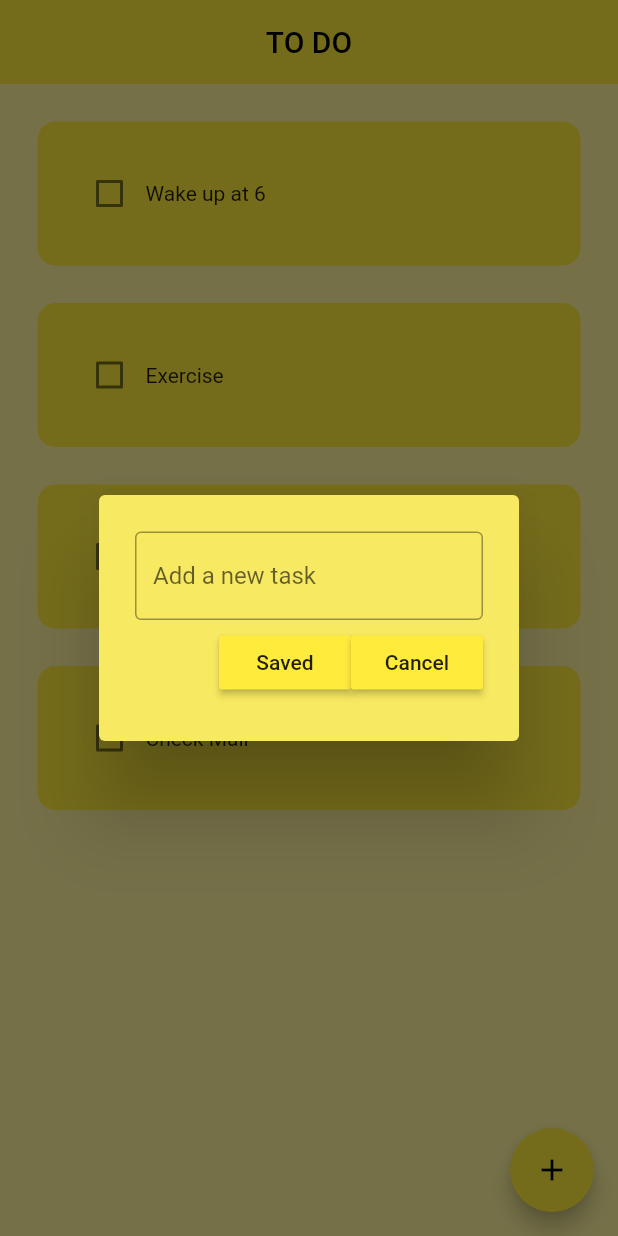
After one commit to shinadh/todoapp, a Flutter app: the screen it shows after launch, after a tap on the "add" icon, on a phone screen of 412 x 824 dp. The commit adds this screen. Run offline on Flutter 3.47's test engine with Material 2 defaults, Android fonts, the phone set to English and light mode, and no system bars.

Commit message:
add buttton added

```diff
--- a/lib/pages/homepage.dart
+++ b/lib/pages/homepage.dart
@@ -1,6 +1,7 @@
 import 'package:flutter/material.dart';
 import 'package:flutter/src/widgets/container.dart';
 import 'package:flutter/src/widgets/framework.dart';
+import 'package:to_do_app/utils/dialog_box.dart';
 import 'package:to_do_app/utils/todo_tile.dart';
 
 class HomePage extends StatefulWidget {
@@ -16,6 +17,7 @@ class _HomePageState extends State<HomePage> {
     ["Wake up at 6", false],
     ["Exercise", false],
     ["Breakfast", false],
+    ["Check Mail", false],
   ];
 
   //checkbox was tapped
@@ -25,6 +27,16 @@ class _HomePageState extends State<HomePage> {
     });
   }
 
+  //create a new task
+  void createNewTask() {
+    showDialog(
+      context: context,
+      builder: (context) {
+        return DialogBox();
+      },
+    );
+  }
+
   @override
   Widget build(BuildContext context) {
     return Scaffold(
@@ -32,6 +44,10 @@ class _HomePageState extends State<HomePage> {
       appBar: AppBar(
         title: Center(child: Text('TO DO')),
         elevation: 0,
+      ),
+      floatingActionButton: FloatingActionButton(
+        onPressed: createNewTask,
+        child: Icon(Icons.add),
       ),
       body: ListView.builder(
         itemCount: toDoList.length,
--- /dev/null
+++ b/lib/utils/dialog_box.dart
@@ -0,0 +1,42 @@
+import 'package:flutter/material.dart';
+import 'package:flutter/src/widgets/container.dart';
+import 'package:flutter/src/widgets/framework.dart';
+import 'package:to_do_app/utils/my_button.dart';
+
+class DialogBox extends StatelessWidget {
+  const DialogBox({super.key});
+
+  @override
+  Widget build(BuildContext context) {
+    return AlertDialog(
+      backgroundColor: Color.fromARGB(255, 248, 233, 98),
+      content: Container(
+        height: 120,
+        child: Column(
+          mainAxisAlignment: MainAxisAlignment.spaceEvenly,
+          children: [
+            //get user input
+            TextField(
+              decoration: InputDecoration(
+                border: OutlineInputBorder(),
+                hintText: "Add a new task",
+              ),
+            ),
+
+            //button -> save + cancel
+            Row(
+              mainAxisAlignment: MainAxisAlignment.end,
+              children: [
+                //save button
+                MyButton(onPressed: () {}, text: "Saved"),
+
+                //cancel button
+                MyButton(onPressed: () {}, text: "Cancel"),
+              ],
+            ),
+          ],
+        ),
+      ),
+    );
+  }
+}
--- /dev/null
+++ b/lib/utils/my_button.dart
@@ -0,0 +1,23 @@
+import 'package:flutter/cupertino.dart';
+import 'package:flutter/material.dart';
+import 'package:flutter/src/widgets/container.dart';
+import 'package:flutter/src/widgets/framework.dart';
+
+class MyButton extends StatelessWidget {
+  final String text;
+  VoidCallback onPressed;
+  MyButton({
+    super.key,
+    required this.onPressed,
+    required this.text,
+  });
+
+  @override
+  Widget build(BuildContext context) {
+    return MaterialButton(
+      onPressed: onPressed,
+      color: Theme.of(context).primaryColor,
+      child: Text(text),
+    );
+  }
+}
```
